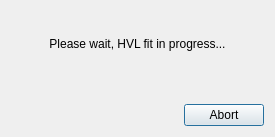
First picture: the form in src/gui/hvlfitinprogressdialog.ui, repository echmet/CEval, before the edit.
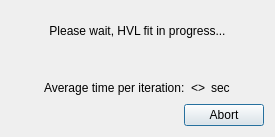
Second picture: the form after the edit.

Commit message: Display average time needed for one HVL fit iteration

```diff
--- a/src/gui/hvlfitinprogressdialog.ui
+++ b/src/gui/hvlfitinprogressdialog.ui
@@ -60,6 +60,57 @@
      </property>
     </widget>
    </item>
+   <item>
+    <layout class="QHBoxLayout" name="horizontalLayout_2">
+     <item>
+      <spacer name="horizontalSpacer_2">
+       <property name="orientation">
+        <enum>Qt::Horizontal</enum>
+       </property>
+       <property name="sizeHint" stdset="0">
+        <size>
+         <width>40</width>
+         <height>20</height>
+        </size>
+       </property>
+      </spacer>
+     </item>
+     <item>
+      <widget class="QLabel" name="ql_avgTimePerIterCaption">
+       <property name="text">
+        <string>Average time per iteration:</string>
+       </property>
+      </widget>
+     </item>
+     <item>
+      <widget class="QLabel" name="ql_avgTimePerIterValue">
+       <property name="text">
+        <string>&lt;&gt;</string>
+       </property>
+      </widget>
+     </item>
+     <item>
+      <widget class="QLabel" name="ql_avgTimePerIterUnit">
+       <property name="text">
+        <string>sec</string>
+       </property>
+      </widget>
+     </item>
+     <item>
+      <spacer name="horizontalSpacer_3">
+       <property name="orientation">
+        <enum>Qt::Horizontal</enum>
+       </property>
+       <property name="sizeHint" stdset="0">
+        <size>
+         <width>40</width>
+         <height>20</height>
+        </size>
+       </property>
+      </spacer>
+     </item>
+    </layout>
+   </item>
    <item>
     <layout class="QHBoxLayout" name="horizontalLayout">
      <item>
```
The commit also changes 4 other files.
